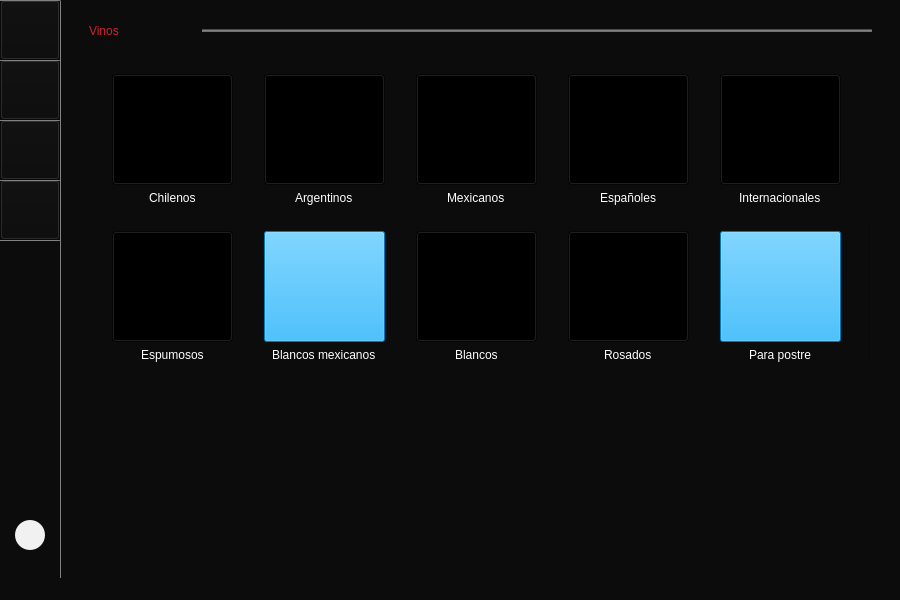
Before: the Qt Designer form Restaurante/Mesero/principal_mesero.ui in camvaz/restaurante-ihc, drawn with Qt 5.
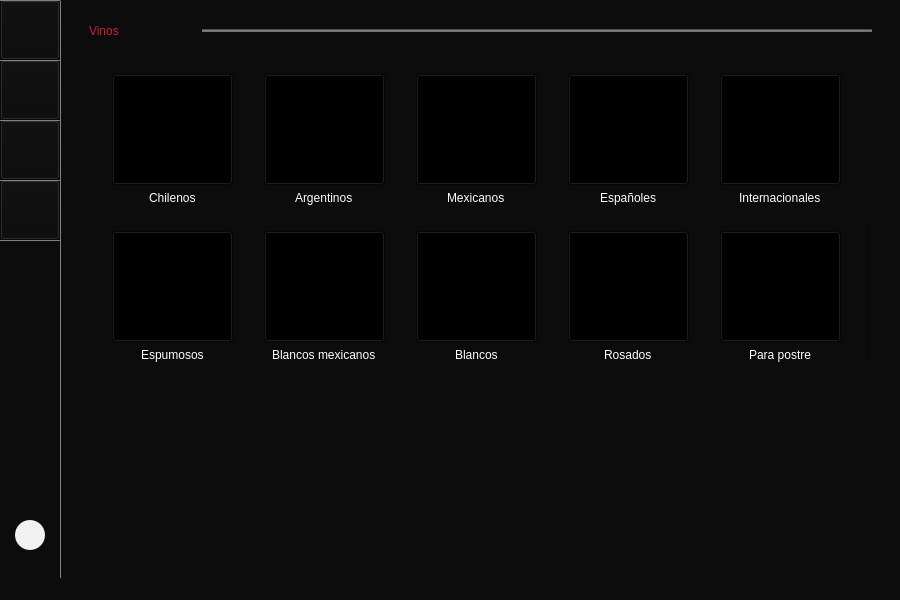
After: the same form once the commit is applied. The open tabs and pages were chosen to show the change.

```diff
--- a/Restaurante/Mesero/principal_mesero.ui
+++ b/Restaurante/Mesero/principal_mesero.ui
@@ -3708,12 +3708,17 @@
                <cursorShape>OpenHandCursor</cursorShape>
               </property>
               <property name="styleSheet">
-               <string notr="true">background-color: rgb(0, 170, 255);
-</string>
+               <string notr="true">background-color: transparent;</string>
               </property>
               <property name="text">
                <string/>
               </property>
+              <property name="iconSize">
+               <size>
+                <width>100</width>
+                <height>100</height>
+               </size>
+              </property>
              </widget>
             </item>
             <item alignment="Qt::AlignHCenter">
@@ -3913,11 +3918,17 @@
                <cursorShape>OpenHandCursor</cursorShape>
               </property>
               <property name="styleSheet">
-               <string notr="true">background-color: rgb(0, 170, 255);</string>
+               <string notr="true">background-color: transparent;</string>
               </property>
               <property name="text">
                <string/>
               </property>
+              <property name="iconSize">
+               <size>
+                <width>100</width>
+                <height>100</height>
+               </size>
+              </property>
              </widget>
             </item>
             <item alignment="Qt::AlignHCenter">
```
Left out of the diff: 42 changed lines with no effect on the pictures.
